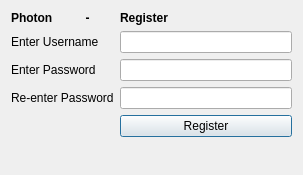
Above: Client/register.ui from darthmorf/Photon before the change. Below: the same form after it.
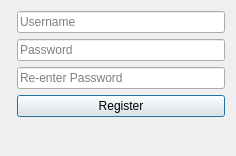
That is the form after the change. Icons and pictures are not drawn.

Commit message: Using PlaceHolderText rather than labels

Diff of the .ui file:
```diff
--- a/Client/register.ui
+++ b/Client/register.ui
@@ -12,8 +12,8 @@
    <rect>
     <x>0</x>
     <y>0</y>
-    <width>303</width>
-    <height>175</height>
+    <width>236</width>
+    <height>156</height>
    </rect>
   </property>
   <property name="sizePolicy">
@@ -24,14 +24,14 @@
   </property>
   <property name="minimumSize">
    <size>
-    <width>303</width>
-    <height>175</height>
+    <width>0</width>
+    <height>0</height>
    </size>
   </property>
   <property name="maximumSize">
    <size>
-    <width>303</width>
-    <height>175</height>
+    <width>16777215</width>
+    <height>16777215</height>
    </size>
   </property>
   <property name="windowTitle">
@@ -45,24 +45,7 @@
    <bool>false</bool>
   </property>
   <layout class="QFormLayout" name="formLayout">
-   <item row="1" column="0">
-    <widget class="QLabel" name="label">
-     <property name="text">
-      <string>Enter Username</string>
-     </property>
-    </widget>
-   </item>
-   <item row="1" column="1">
-    <widget class="QLineEdit" name="usernameInput"/>
-   </item>
-   <item row="3" column="0">
-    <widget class="QLabel" name="label_2">
-     <property name="text">
-      <string>Enter Password</string>
-     </property>
-    </widget>
-   </item>
-   <item row="3" column="1">
+   <item row="2" column="1">
     <widget class="QLineEdit" name="passwordInput1">
      <property name="enabled">
       <bool>true</bool>
@@ -70,30 +53,29 @@
      <property name="echoMode">
       <enum>QLineEdit::Password</enum>
      </property>
+     <property name="placeholderText">
+      <string>Password</string>
+     </property>
     </widget>
    </item>
-   <item row="4" column="0">
-    <widget class="QLabel" name="label_5">
-     <property name="text">
+   <item row="3" column="1">
+    <widget class="QLineEdit" name="passwordInput2">
+     <property name="echoMode">
+      <enum>QLineEdit::Password</enum>
+     </property>
+     <property name="placeholderText">
       <string>Re-enter Password</string>
      </property>
     </widget>
    </item>
-   <item row="7" column="1">
+   <item row="6" column="1">
     <widget class="QPushButton" name="registerButton">
      <property name="text">
       <string>Register</string>
      </property>
     </widget>
    </item>
-   <item row="4" column="1">
-    <widget class="QLineEdit" name="passwordInput2">
-     <property name="echoMode">
-      <enum>QLineEdit::Password</enum>
-     </property>
-    </widget>
-   </item>
-   <item row="8" column="0" colspan="2">
+   <item row="7" column="0" colspan="2">
     <widget class="QLabel" name="errLabel">
      <property name="maximumSize">
       <size>
@@ -143,29 +125,10 @@
      </property>
     </widget>
    </item>
-   <item row="0" column="0">
-    <widget class="QLabel" name="label_3">
-     <property name="font">
-      <font>
-       <weight>75</weight>
-       <bold>true</bold>
-      </font>
-     </property>
-     <property name="text">
-      <string>Photon          - </string>
-     </property>
-    </widget>
-   </item>
    <item row="0" column="1">
-    <widget class="QLabel" name="label_4">
-     <property name="font">
-      <font>
-       <weight>75</weight>
-       <bold>true</bold>
-      </font>
-     </property>
-     <property name="text">
-      <string>Register</string>
+    <widget class="QLineEdit" name="usernameInput">
+     <property name="placeholderText">
+      <string>Username</string>
      </property>
     </widget>
    </item>
```
The commit also changes 3 other files.
